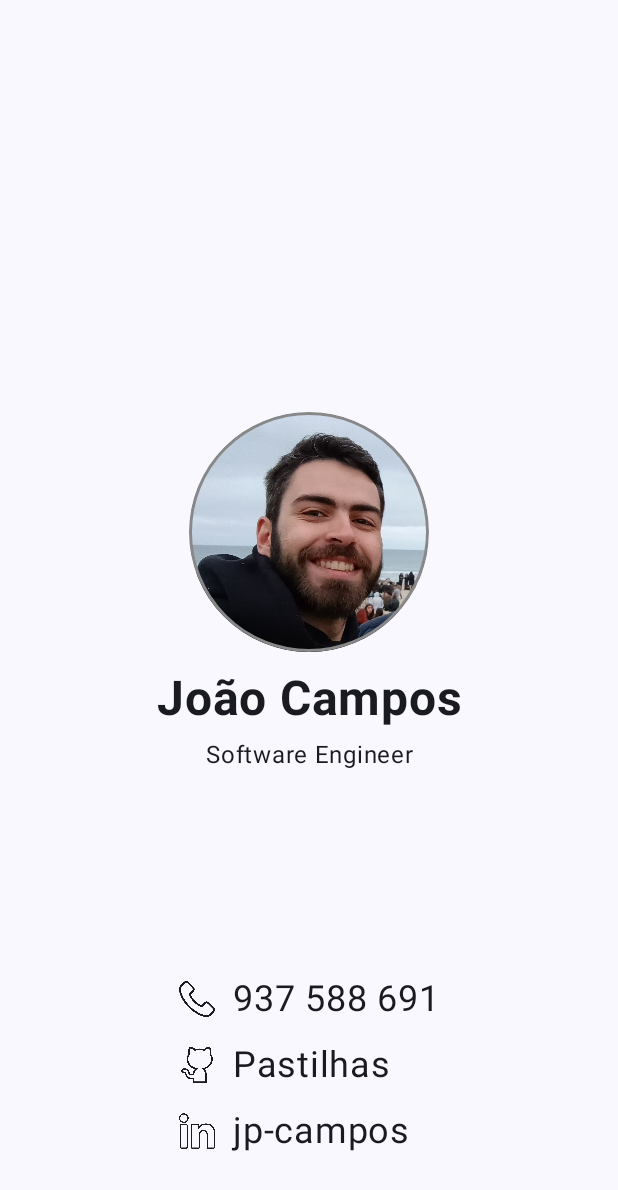
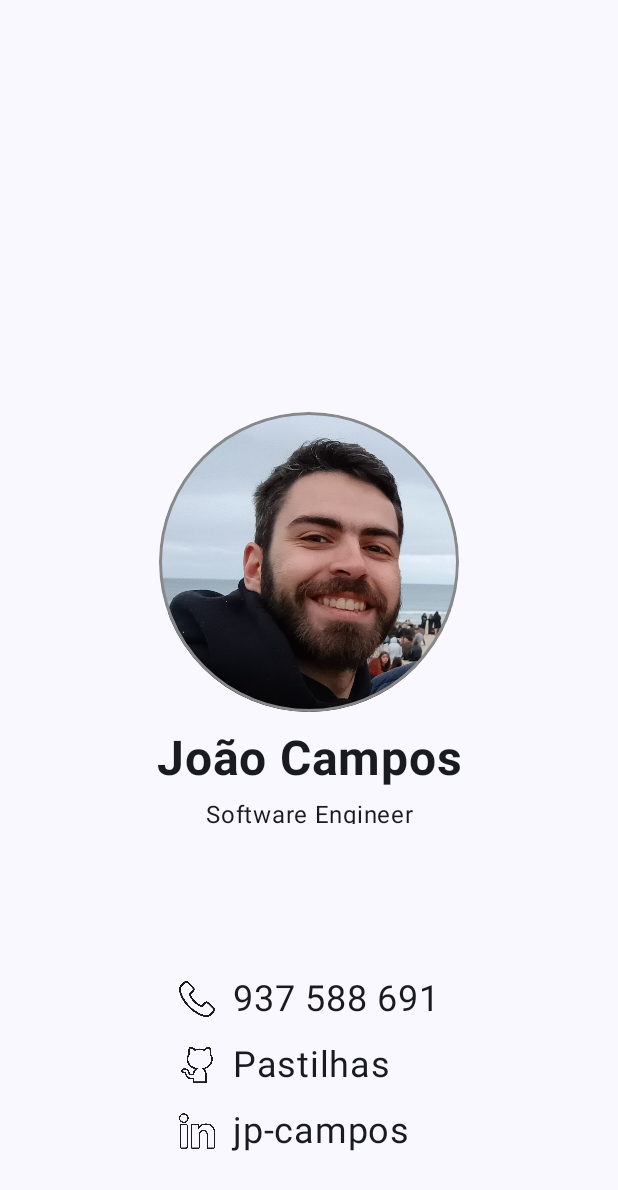
Before and after one commit to Pastilhas/MyCard, an Android app built with Jetpack Compose: the screen it shows after launch (MainActivity), on a phone screen of 412 x 824 dp. Shown: the top 1190 px of the screen. Run offline under Robolectric (Android 15) with nearby library versions, the phone set to English and light mode, and no system bars.

Commit message:
refactor code

```diff
--- a/app/src/main/java/com/example/mycard/MainActivity.kt
+++ b/app/src/main/java/com/example/mycard/MainActivity.kt
@@ -26,6 +26,7 @@ import androidx.compose.ui.graphics.Color
 import androidx.compose.ui.graphics.ColorFilter
 import androidx.compose.ui.layout.ContentScale
 import androidx.compose.ui.res.painterResource
+import androidx.compose.ui.res.stringResource
 import androidx.compose.ui.text.font.FontWeight
 import androidx.compose.ui.text.style.TextAlign
 import androidx.compose.ui.tooling.preview.Preview
@@ -63,6 +64,26 @@ fun Page(modifier: Modifier = Modifier) {
         Row(
             modifier.weight(1f),
         ) {
+            Picture()
+        }
+
+        Row(
+            modifier.weight(1f),
+            verticalAlignment = Alignment.Bottom,
+        ) {
+            Column(
+                modifier = modifier.padding(bottom = 48.dp)
+            ) {
+                Contact(contact = stringResource(R.string.mobile), id = R.drawable.telephone)
+                Contact(contact = stringResource(R.string.git_user), id = R.drawable.github)
+                Contact(contact = stringResource(R.string.in_user), id = R.drawable.linkedin)
+            }
+        }
+    }
+}
+
+@Composable
+fun Picture(modifier: Modifier = Modifier) {
     Column(
         horizontalAlignment = Alignment.CenterHorizontally,
         verticalArrangement = Arrangement.Center,
@@ -72,13 +93,13 @@ fun Page(modifier: Modifier = Modifier) {
             contentDescription = "avatar",
             contentScale = ContentScale.Crop,
             modifier = modifier
-                        .size(160.dp)
+                .size(200.dp)
                 .clip(CircleShape)
                 .border(2.dp, Color.Gray, CircleShape)
         )
 
         Text(
-                    text = "João Campos",
+            text = stringResource(R.string.name),
             textAlign = TextAlign.Center,
             fontSize = 32.sp,
             fontWeight = FontWeight.Bold,
@@ -86,26 +107,11 @@ fun Page(modifier: Modifier = Modifier) {
         )
 
         Text(
-                    text = "Software Engineer",
+            text = stringResource(R.string.title),
             textAlign = TextAlign.Center,
             fontSize = 16.sp,
             modifier = modifier.padding(top = 6.dp),
         )
-            }
-        }
-
-        Row(
-            modifier.weight(1f),
-            verticalAlignment = Alignment.Bottom,
-        ) {
-            Column(
-                modifier = modifier.padding(bottom = 48.dp)
-            ) {
-                Contact(contact = "937 588 691", id = R.drawable.telephone)
-                Contact(contact = "Pastilhas", id = R.drawable.github)
-                Contact(contact = "jp-campos", id = R.drawable.linkedin)
-            }
-        }
     }
 }
 
@@ -116,7 +122,7 @@ fun Contact(contact: String, id: Int, modifier: Modifier = Modifier) {
     ) {
         Image(
             painter = painterResource(id),
-            contentDescription = "phone",
+            contentDescription = "contact",
             modifier = modifier.size(24.dp),
             colorFilter = ColorFilter.tint(color = MaterialTheme.colorScheme.onBackground),
         )
--- a/app/src/main/res/values/strings.xml
+++ b/app/src/main/res/values/strings.xml
@@ -1,3 +1,8 @@
 <resources>
     <string name="app_name">MyCard</string>
+    <string name="title">Software Engineer</string>
+    <string name="name">João Campos</string>
+    <string name="mobile">937 588 691</string>
+    <string name="git_user">Pastilhas</string>
+    <string name="in_user">jp-campos</string>
 </resources>
```
Lines whose indentation alone changed are shown as unchanged.
